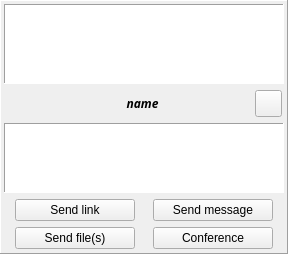
Qt form Homer/forms/Widgets/MessageWidget.ui (Homer-Conferencing/Homer-Conferencing) before a commit.
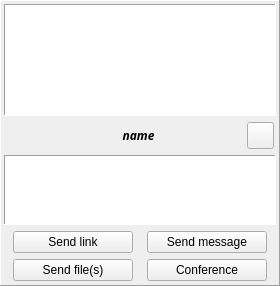
The same form after that commit. Icons and pictures are not drawn. Custom widgets are drawn as their Qt base class.

Commit message: - set GUI font sizes depending on system settings

```diff
--- a/Homer/forms/Widgets/MessageWidget.ui
+++ b/Homer/forms/Widgets/MessageWidget.ui
@@ -6,8 +6,8 @@
    <rect>
     <x>0</x>
     <y>0</y>
-    <width>288</width>
-    <height>254</height>
+    <width>280</width>
+    <height>286</height>
    </rect>
   </property>
   <property name="sizePolicy">
@@ -187,7 +187,6 @@
           <property name="font">
            <font>
             <family>Sans Serif</family>
-            <pointsize>9</pointsize>
             <weight>75</weight>
             <italic>true</italic>
             <bold>true</bold>
@@ -346,11 +345,6 @@
             <height>22</height>
            </size>
           </property>
-          <property name="font">
-           <font>
-            <pointsize>9</pointsize>
-           </font>
-          </property>
           <property name="toolTip">
            <string>send link</string>
           </property>
@@ -402,11 +396,6 @@
             <height>22</height>
            </size>
           </property>
-          <property name="font">
-           <font>
-            <pointsize>9</pointsize>
-           </font>
-          </property>
           <property name="toolTip">
            <string>send instant message from above (Alt+S, Enter)</string>
           </property>
@@ -472,11 +461,6 @@
             <height>22</height>
            </size>
           </property>
-          <property name="font">
-           <font>
-            <pointsize>9</pointsize>
-           </font>
-          </property>
           <property name="toolTip">
            <string>send local files(s) to communication partner</string>
           </property>
@@ -528,11 +512,6 @@
             <height>22</height>
            </size>
           </property>
-          <property name="font">
-           <font>
-            <pointsize>9</pointsize>
-           </font>
-          </property>
           <property name="toolTip">
            <string>manage call</string>
           </property>
```
Left out of the diff: 2 changed lines with no effect on the pictures. The commit also changes 13 other files.
